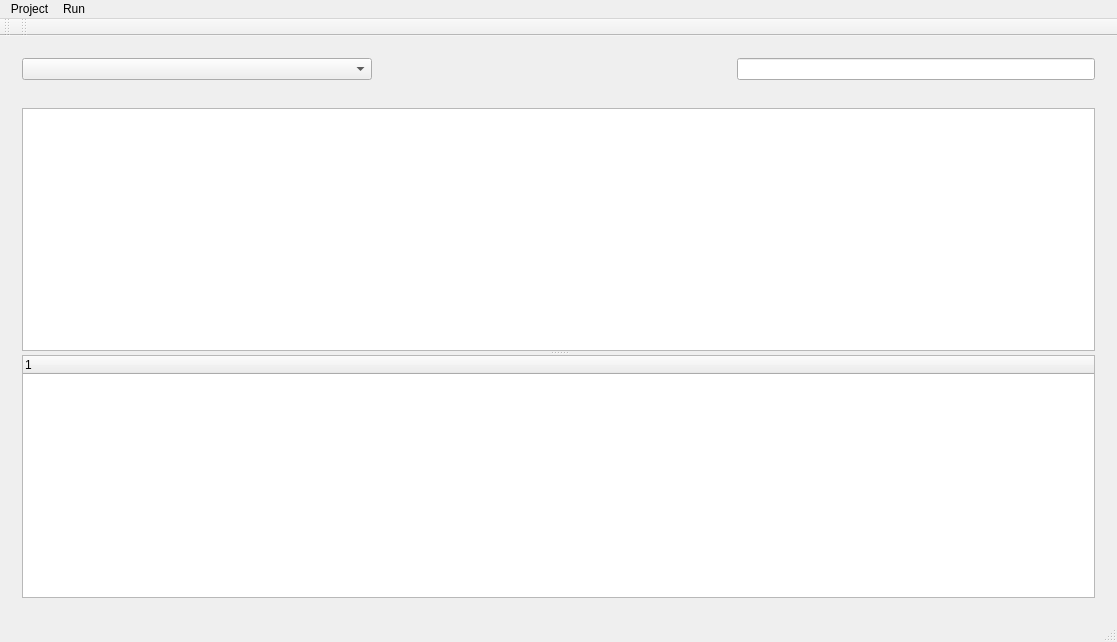
Qt form mainwindow.ui (Louise4one/prj1-Sniffer) before a commit.
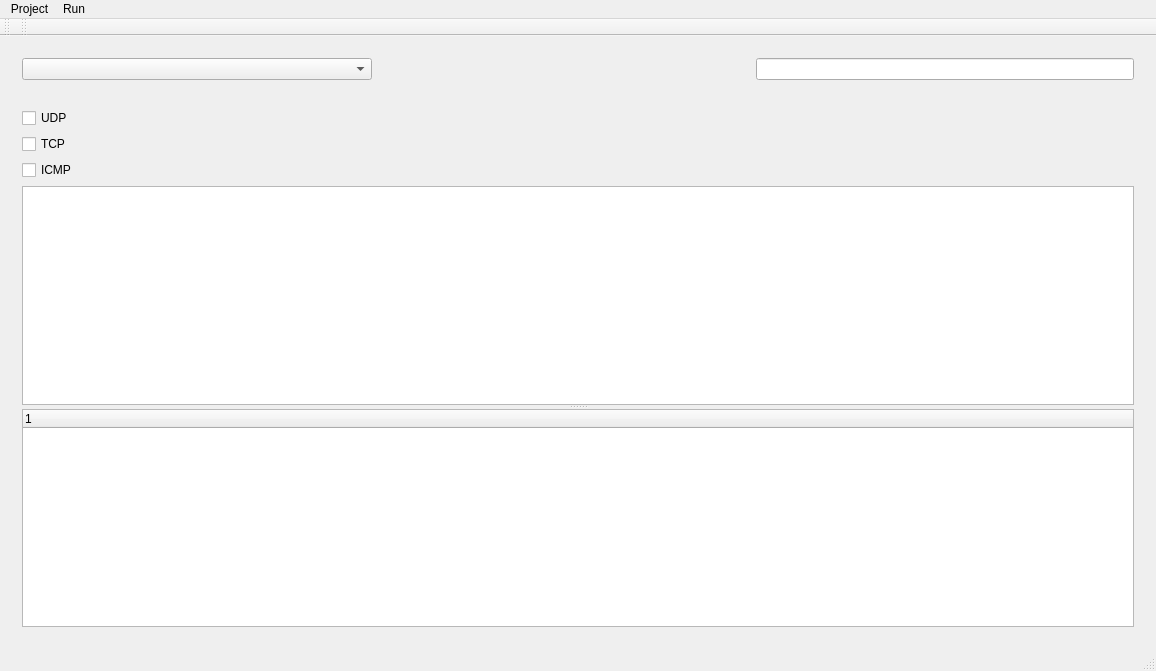
The same form after that commit. Icons and pictures are not drawn.

```diff
--- a/mainwindow.ui
+++ b/mainwindow.ui
@@ -6,8 +6,8 @@
    <rect>
     <x>0</x>
     <y>0</y>
-    <width>1117</width>
-    <height>642</height>
+    <width>1156</width>
+    <height>671</height>
    </rect>
   </property>
   <property name="windowTitle">
@@ -50,6 +50,27 @@
     <item>
      <widget class="QWidget" name="widget_2" native="true">
       <layout class="QVBoxLayout" name="verticalLayout">
+       <item>
+        <widget class="QCheckBox" name="checkBox">
+         <property name="text">
+          <string>UDP</string>
+         </property>
+        </widget>
+       </item>
+       <item>
+        <widget class="QCheckBox" name="checkBox_2">
+         <property name="text">
+          <string>TCP</string>
+         </property>
+        </widget>
+       </item>
+       <item>
+        <widget class="QCheckBox" name="checkBox_3">
+         <property name="text">
+          <string>ICMP</string>
+         </property>
+        </widget>
+       </item>
        <item>
         <widget class="QSplitter" name="splitter">
          <property name="orientation">
@@ -75,7 +96,7 @@
     <rect>
      <x>0</x>
      <y>0</y>
-     <width>1117</width>
+     <width>1156</width>
      <height>26</height>
     </rect>
    </property>
```
